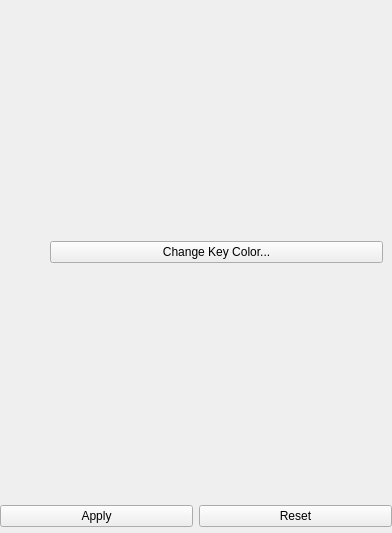
Above: Application/qInputPropertiesWidget.ui from Sprunth/RGG before the change. Below: the same form after it.
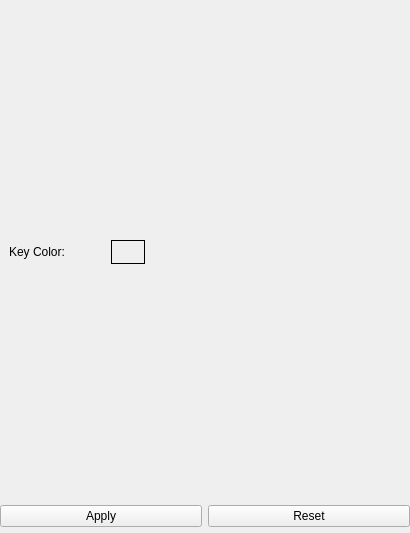
That is the form after the change. The open tabs and pages were chosen to show the change.

Commit message: Change the color swatch to a button

Patch:
```diff
--- a/Application/qInputPropertiesWidget.ui
+++ b/Application/qInputPropertiesWidget.ui
@@ -6,7 +6,7 @@
    <rect>
     <x>0</x>
     <y>0</y>
-    <width>392</width>
+    <width>410</width>
     <height>533</height>
    </rect>
   </property>
@@ -715,39 +715,68 @@
        <item>
         <layout class="QHBoxLayout" name="horizontalLayout_6">
          <item>
-          <widget class="QLabel" name="colorSwatch">
+          <widget class="QLabel" name="label_17">
+           <property name="text">
+            <string>Key Color:</string>
+           </property>
+          </widget>
+         </item>
+         <item>
+          <spacer name="horizontalSpacer_3">
+           <property name="orientation">
+            <enum>Qt::Horizontal</enum>
+           </property>
+           <property name="sizeType">
+            <enum>QSizePolicy::Preferred</enum>
+           </property>
+           <property name="sizeHint" stdset="0">
+            <size>
+             <width>40</width>
+             <height>20</height>
+            </size>
+           </property>
+          </spacer>
+         </item>
+         <item>
+          <widget class="QPushButton" name="pincellColorButton">
            <property name="sizePolicy">
-            <sizepolicy hsizetype="Preferred" vsizetype="Fixed">
+            <sizepolicy hsizetype="Maximum" vsizetype="Maximum">
              <horstretch>0</horstretch>
              <verstretch>0</verstretch>
             </sizepolicy>
            </property>
-           <property name="minimumSize">
-            <size>
-             <width>30</width>
-             <height>20</height>
-            </size>
-           </property>
            <property name="maximumSize">
             <size>
-             <width>35</width>
-             <height>20</height>
+             <width>38</width>
+             <height>24</height>
             </size>
            </property>
-           <property name="autoFillBackground">
-            <bool>true</bool>
+           <property name="styleSheet">
+            <string notr="true">border: 1px solid black;</string>
            </property>
            <property name="text">
             <string/>
            </property>
+           <property name="flat">
+            <bool>true</bool>
+           </property>
           </widget>
          </item>
          <item>
-          <widget class="QPushButton" name="colorSelectButton">
-           <property name="text">
-            <string>Change Key Color...</string>
+          <spacer name="horizontalSpacer_2">
+           <property name="orientation">
+            <enum>Qt::Horizontal</enum>
            </property>
-          </widget>
+           <property name="sizeType">
+            <enum>QSizePolicy::Expanding</enum>
+           </property>
+           <property name="sizeHint" stdset="0">
+            <size>
+             <width>40</width>
+             <height>20</height>
+            </size>
+           </property>
+          </spacer>
          </item>
         </layout>
        </item>
```
Left out of the diff: 101 changed lines with no effect on the pictures. The commit also changes 1 other file.
